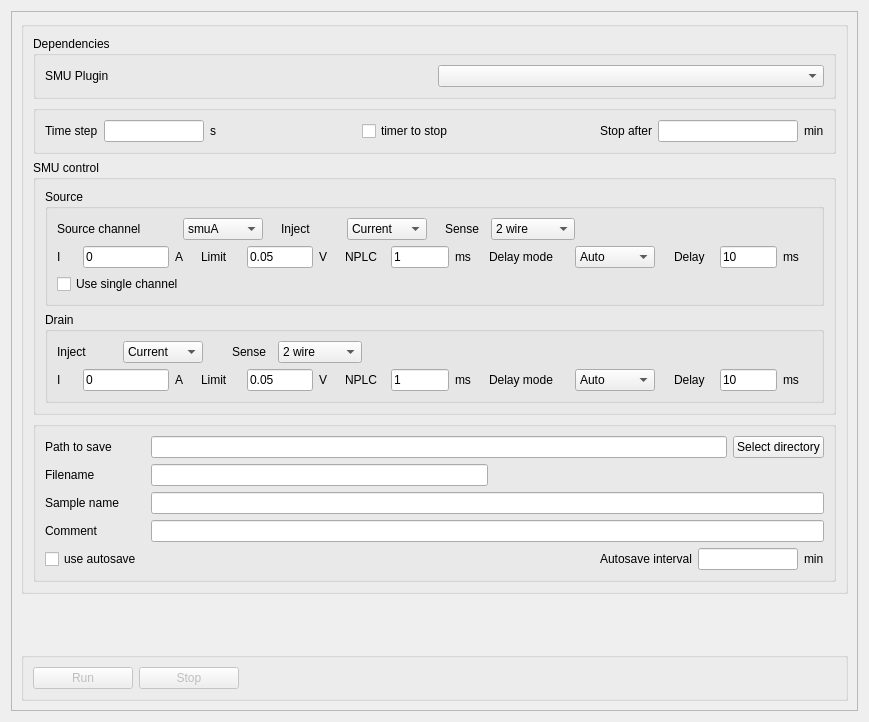
pyIVLS/pyIVLS, file plugins/timeIV/timeIV-1.0.0/timeIV_settingsWidget.ui: the form before one commit.
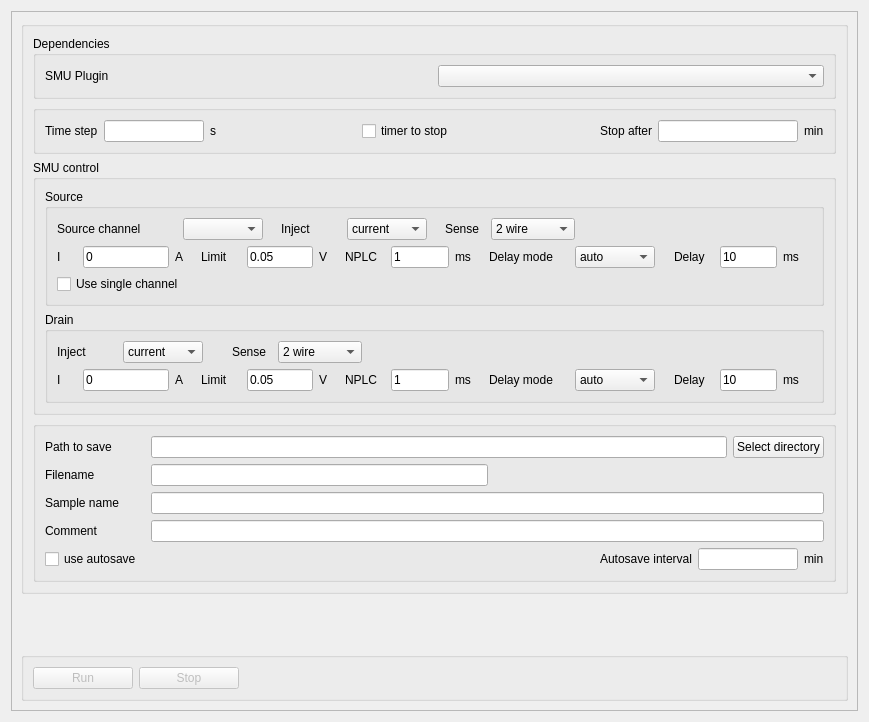
The form after the commit.

Commit message: - Adjusted logging in pyIVLS_container.py to provide detailed information on saved settings, including old and new values. - Added pandas as a new dependency in pyproject.toml - Fixes to timeIV and sweep to work in the new plugin structure.

Diff of the .ui file:
```diff
--- a/plugins/timeIV/timeIV-1.0.0/timeIV_settingsWidget.ui
+++ b/plugins/timeIV/timeIV-1.0.0/timeIV_settingsWidget.ui
@@ -208,18 +208,8 @@
                        </size>
                       </property>
                       <property name="currentIndex">
-                       <number>0</number>
+                       <number>-1</number>
                       </property>
-                      <item>
-                       <property name="text">
-                        <string>smuA</string>
-                       </property>
-                      </item>
-                      <item>
-                       <property name="text">
-                        <string>smuB</string>
-                       </property>
-                      </item>
                      </widget>
                     </item>
                    </layout>
@@ -277,7 +267,7 @@
                       </property>
                       <item>
                        <property name="text">
-                        <string>Current</string>
+                        <string>current</string>
                        </property>
                       </item>
                       <item>
@@ -608,7 +598,7 @@
                       </property>
                       <item>
                        <property name="text">
-                        <string>Auto</string>
+                        <string>auto</string>
                        </property>
                       </item>
                       <item>
@@ -759,7 +749,7 @@
                       </property>
                       <item>
                        <property name="text">
-                        <string>Current</string>
+                        <string>current</string>
                        </property>
                       </item>
                       <item>
@@ -1090,7 +1080,7 @@
                       </property>
                       <item>
                        <property name="text">
-                        <string>Auto</string>
+                        <string>auto</string>
                        </property>
                       </item>
                       <item>
```
Left out of the diff: 8 changed lines with no effect on the pictures. The commit also changes 32 other files.
